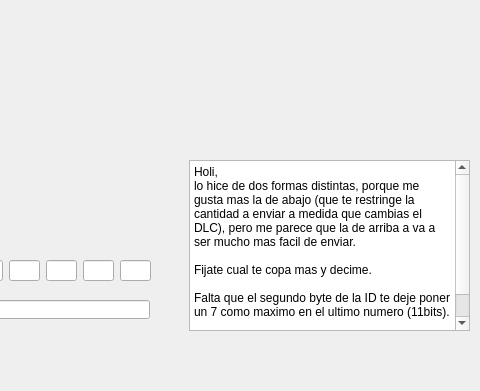
Before: the Qt Designer form bytesend.ui in arukagiri/interfazLAC, drawn with Qt 5; both pictures show x 221 to 701 and y 0 to 391 of the 701 by 391 pixel window.
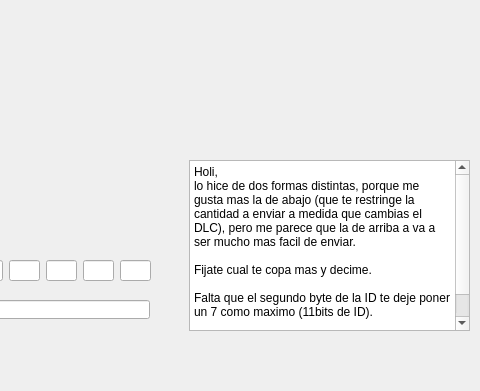
After: the same form once the commit is applied. Icons and pictures are not drawn.

Commit message: tan andando bien piola todas las ventanas hasta la de estado de red, en lo que respecta al gen. Ahora despues me hago la del DB_gen para que podamos ir a probar todo el lunes y ande re de una. Le agregue una pantalla magica para enviar bytes en hexa, despues miratela porque necesito your opinion para terminarla. Salu2 y kises

```diff
--- a/bytesend.ui
+++ b/bytesend.ui
@@ -233,7 +233,7 @@
 
 Fijate cual te copa mas y decime.
 
-Falta que el segundo byte de la ID te deje poner un 7 como maximo en el ultimo numero (11bits).
+Falta que el segundo byte de la ID te deje poner un 7 como maximo (11bits de ID).
 
 Salu2</string>
    </property>
```
The commit also changes 11 other files.
